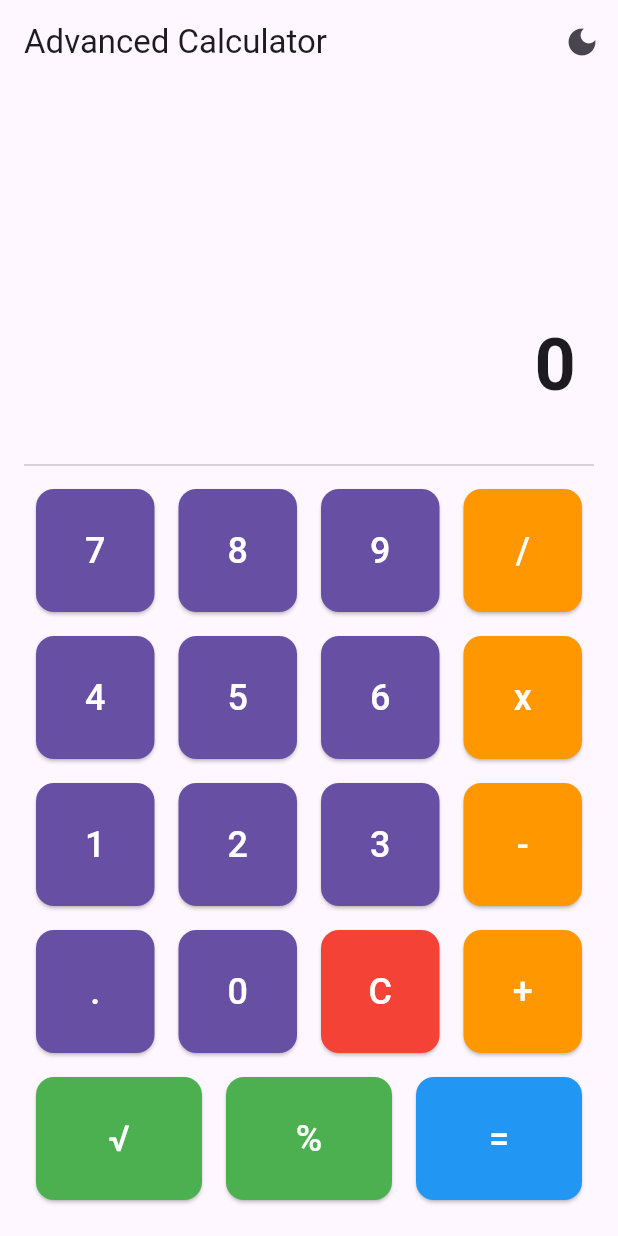
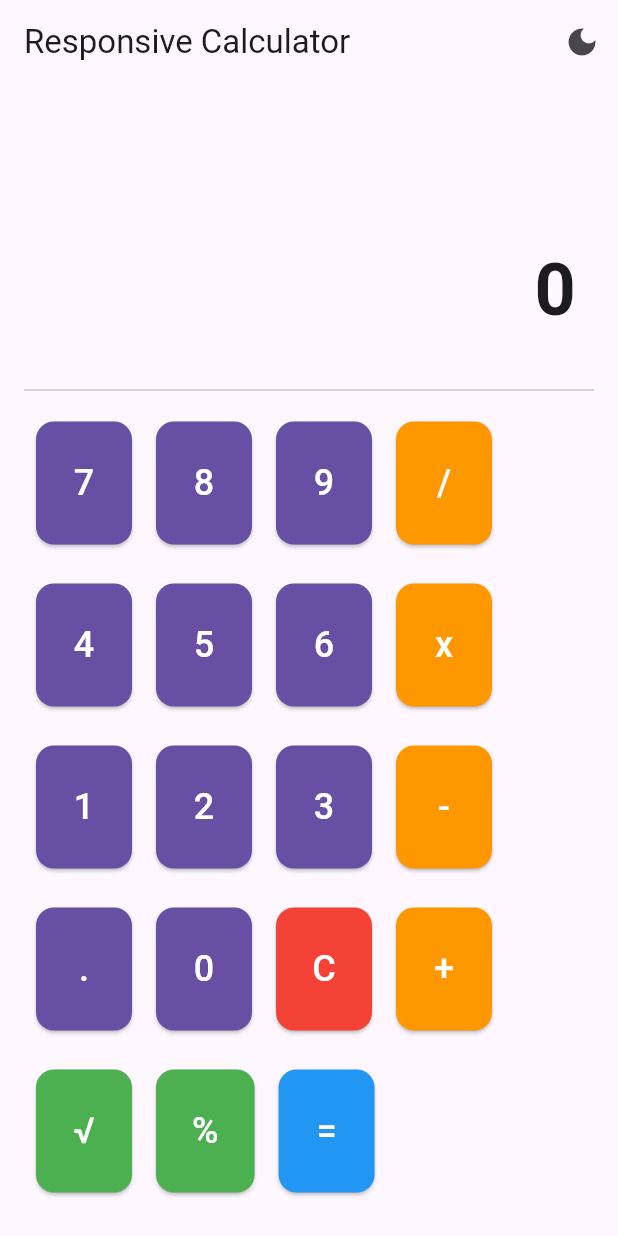
Before and after one commit to Zack9993/Simple-Flutter-Calculator-Application, a Flutter app: the screen it shows after launch, on a phone screen of 412 x 824 dp. Run offline on Flutter 3.47's test engine with Material 3 defaults, Android fonts, the phone set to English and light mode, and no system bars.

Commit message:
making the app responsive

```diff
--- a/lib/main.dart
+++ b/lib/main.dart
@@ -5,12 +5,10 @@ void main() {
 }
 
 class CalculatorApp extends StatelessWidget {
-  const CalculatorApp({super.key});
-
   @override
   Widget build(BuildContext context) {
     return MaterialApp(
-      title: 'Advanced Calculator',
+      title: 'Responsive Calculator',
       theme: ThemeData(
         primarySwatch: Colors.blue,
         visualDensity: VisualDensity.adaptivePlatformDensity,
@@ -25,13 +23,11 @@ class CalculatorApp extends StatelessWidget {
 }
 
 class CalculatorScreen extends StatefulWidget {
-  const CalculatorScreen({super.key});
-
   @override
-  CalculatorScreenState createState() => CalculatorScreenState();
+  _CalculatorScreenState createState() => _CalculatorScreenState();
 }
 
-class CalculatorScreenState extends State<CalculatorScreen> {
+class _CalculatorScreenState extends State<CalculatorScreen> {
   String output = "0";
   String _output = "0";
   double num1 = 0;
@@ -102,7 +98,8 @@ class CalculatorScreenState extends State<CalculatorScreen> {
   }
 
   Widget buildButton(String buttonText, {Color? color}) {
-    return Expanded(
+    return Flexible(
+      flex: 1,
       child: Padding(
         padding: const EdgeInsets.all(8.0),
         child: ElevatedButton(
@@ -125,9 +122,13 @@ class CalculatorScreenState extends State<CalculatorScreen> {
 
   @override
   Widget build(BuildContext context) {
+    final screenWidth = MediaQuery.of(context).size.width;
+    final screenHeight = MediaQuery.of(context).size.height;
+    final isPortrait = screenHeight > screenWidth;
+
     return Scaffold(
       appBar: AppBar(
-        title: Text('Advanced Calculator'),
+        title: Text('Responsive Calculator'),
         actions: [
           IconButton(
             icon: Icon(isDarkMode ? Icons.light_mode : Icons.dark_mode),
@@ -146,19 +147,26 @@ class CalculatorScreenState extends State<CalculatorScreen> {
           child: Column(
             children: <Widget>[
               Expanded(
+                flex: 2,
                 child: Container(
                   alignment: Alignment.bottomRight,
                   padding: EdgeInsets.symmetric(vertical: 24.0, horizontal: 12.0),
+                  child: SingleChildScrollView(
+                    scrollDirection: Axis.horizontal,
                     child: Text(
                       output,
-                    style: TextStyle(fontSize: 48.0, fontWeight: FontWeight.bold),
+                      style: TextStyle(fontSize: isPortrait ? 48.0 : 36.0, fontWeight: FontWeight.bold),
+                    ),
                   ),
                 ),
               ),
               Divider(),
-              Column(
+              Expanded(
+                flex: isPortrait ? 6 : 4,
+                child: Column(
                   children: [
-                  Row(
+                    Expanded(
+                      child: Row(
                         children: [
                           buildButton("7"),
                           buildButton("8"),
@@ -166,7 +174,9 @@ class CalculatorScreenState extends State<CalculatorScreen> {
                           buildButton("/", color: Colors.orange),
                         ],
                       ),
-                  Row(
+                    ),
+                    Expanded(
+                      child: Row(
                         children: [
                           buildButton("4"),
                           buildButton("5"),
@@ -174,7 +184,9 @@ class CalculatorScreenState extends State<CalculatorScreen> {
                           buildButton("x", color: Colors.orange),
                         ],
                       ),
-                  Row(
+                    ),
+                    Expanded(
+                      child: Row(
                         children: [
                           buildButton("1"),
                           buildButton("2"),
@@ -182,7 +194,9 @@ class CalculatorScreenState extends State<CalculatorScreen> {
                           buildButton("-", color: Colors.orange),
                         ],
                       ),
-                  Row(
+                    ),
+                    Expanded(
+                      child: Row(
                         children: [
                           buildButton("."),
                           buildButton("0"),
@@ -190,14 +204,18 @@ class CalculatorScreenState extends State<CalculatorScreen> {
                           buildButton("+", color: Colors.orange),
                         ],
                       ),
-                  Row(
+                    ),
+                    Expanded(
+                      child: Row(
                         children: [
                           buildButton("√", color: Colors.green),
                           buildButton("%", color: Colors.green),
                           buildButton("=", color: Colors.blue),
                         ],
                       ),
+                    ),
                   ],
+                ),
               ),
             ],
           ),
```
Lines whose indentation alone changed are shown as unchanged.
